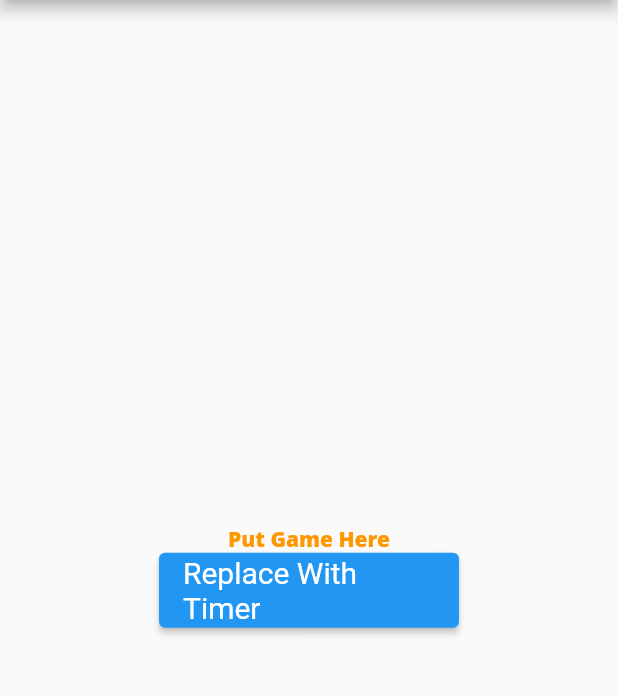
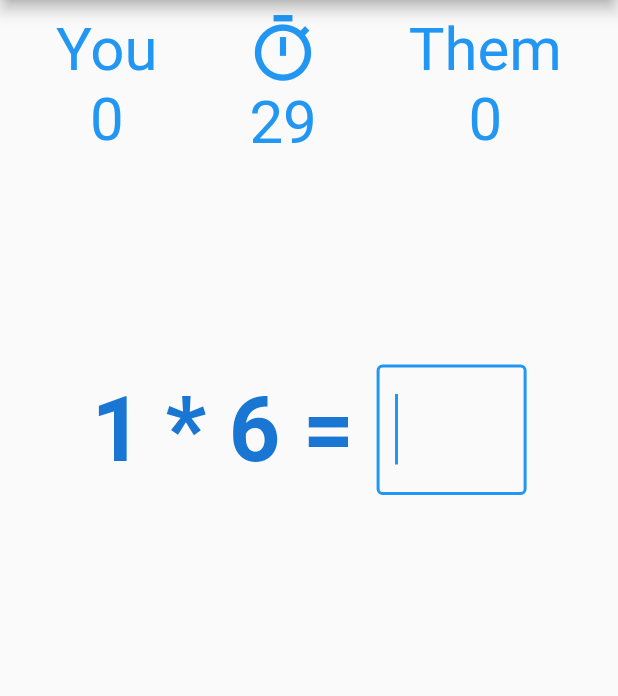
Before and after one commit to KhounborineII/MathDash, a Flutter app: the screen it shows after launch, after a tap on "Play!", on a phone screen of 412 x 824 dp, the part 84-780 px from its top. Run offline on Flutter 3.47's test engine with Material 2 defaults, Android fonts, the phone set to English and light mode, and no system bars; Roboto replaces fonts that are missing (Open Sans).

Commit message:
Added basic functionality to GameScreen
GameScreen's wireframe has been modeled; Questions can be answered and scored appropriately; Timer counts down and transitions screen when done.

Known issue: navigation is broken

```diff
--- a/lib/game_screen.dart
+++ b/lib/game_screen.dart
@@ -1,4 +1,8 @@
+import 'dart:async';
+
 import 'package:flutter/material.dart';
+import 'package:flutter/services.dart';
+import 'package:math_dash/game_core.dart';
 import 'package:math_dash/game_over_screen.dart';
 
 class GamePage extends StatefulWidget {
@@ -10,14 +14,65 @@ class GamePage extends StatefulWidget {
 
 class _GamePageState extends State<GamePage> {
 
+  // TODO: initialize these values in a constructor or initState call
+  int thisPlayerScore = 0;
+  int otherPlayerScore = 0;
+  bool isGameOver = false;
+
+  late int timeLeft;
+  late String currentQuestion;
+  late int currentAnswer;
+
+  final questionGenerator = QuestionGenerator(seed: 123);
+  final answerInputController = TextEditingController();
+  late final Timer timer;
+
   @override
   void initState() {
     super.initState();
+    timeLeft = 30;
+    timer = Timer.periodic(const Duration(seconds: 1), countdown);
+    nextQuestion();
+  }
+
+  void nextQuestion() {
+    MathProblem newProblem = questionGenerator.nextQuestion();
+    // an update message would be sent here
+    setState(() {
+      currentQuestion = newProblem.question;
+      currentAnswer = newProblem.answer;
+    });
+  }
+
+  void checkAnswer(String value) {
+    answerInputController.clear();
+    if (int.tryParse(value) == currentAnswer) {
+      thisPlayerScore++;
+      nextQuestion();
+    }
+  }
+
+  void countdown(Timer t) {
+    if (timeLeft > 0) {
+      setState(() {
+        timeLeft--;
+      });
+    } else {
+      // an end message would be sent here
+      setState(() {
+        isGameOver = true;
+      });
+      t.cancel();
+    }
   }
 
   @override
   Widget build(BuildContext context) {
-    void openGameOver() {
+
+    Color defaultBlue = Theme.of(context).primaryColor;
+    Color darkBlue = Theme.of(context).primaryColorDark;
+
+    if (isGameOver) {
       Navigator.push(
         context,
         MaterialPageRoute(
@@ -34,24 +89,110 @@ class _GamePageState extends State<GamePage> {
       ),
       body: Center(
         child: Column(
-          mainAxisAlignment: MainAxisAlignment.center,
           children: <Widget>[
-            const Text(
-              "Put Game Here",
-              style: TextStyle(
-                  color: Colors.orange,
-                  fontFamily: 'Open Sans',
-                  fontWeight: FontWeight.w900),
+            Padding(
+              padding: const EdgeInsets.all(8),
+              child: Row( // Scoreboard/timer at top of screen
+                mainAxisAlignment: MainAxisAlignment.spaceAround,
+                children: [
+                  Column( // This player's score
+                    mainAxisAlignment: MainAxisAlignment.center,
+                    children: [
+                      Text(
+                        'You',
+                        style: TextStyle(
+                          color: defaultBlue,
+                          fontSize: 40,
+                        ),
+                      ),
+                      Text(
+                        '$thisPlayerScore',
+                        style: TextStyle(
+                          color: defaultBlue,
+                          fontSize: 40,
+                        ),
+                        key: const Key('thisPlayerScoreText'),
+                      ),
+                    ],
+                  ),
+                  Column( // Timer
+                    mainAxisAlignment: MainAxisAlignment.center,
+                    children: [
+                      Icon(
+                        Icons.timer_outlined,
+                        color: defaultBlue,
+                        size: 50,
+                      ),
+                      Text(
+                        '$timeLeft',
+                        style: TextStyle(
+                          color: defaultBlue,
+                          fontSize: 40,
+                        ),
+                        key: const Key('timeLeftText'),
+                      ),
+                    ],
+                  ),
+                  Column( // Other player's score
+                    mainAxisAlignment: MainAxisAlignment.center,
+                    children: [
+                      Text(
+                        'Them',
+                        style: TextStyle(
+                          color: defaultBlue,
+                          fontSize: 40,
+                        ),
+                      ),
+                      Text(
+                        '$otherPlayerScore',
+                        style: TextStyle(
+                          color: defaultBlue,
+                          fontSize: 40,
+                        ),
+                        key: const Key('otherPlayerScoreText'),
+                      ),
+                    ],
+                  ),
+                ],
+              ),
             ),
-            SizedBox(
-                width: 200,
-                height: 50,
-                child: ElevatedButton(
-                    key: const Key("QuitButton"),
-                    onPressed: openGameOver,
-                    style: ElevatedButton.styleFrom(
-                        textStyle: const TextStyle(fontSize: 20)),
-                    child: const Text("Replace With Timer"))),
+            Padding(
+              padding: const EdgeInsets.symmetric(vertical: 130),
+              child: Row(
+                mainAxisAlignment: MainAxisAlignment.center,
+                children: [
+                  Text( // Current math question
+                    currentQuestion,
+                    style: TextStyle(
+                          color: darkBlue,
+                          fontSize: 60,
+                          fontWeight: FontWeight.bold,
+                        ),
+                    key: const Key('CurrentQuestionText'),
+                  ),
+                  SizedBox(
+                    width: 100,
+                    child: TextField(
+                      key: const Key('answerTextField'),
+                      autofocus: true,
+                      decoration: const InputDecoration(
+                        border: OutlineInputBorder(),
+                      ),
+                      style: const TextStyle(
+                        color: Colors.orange,
+                        fontSize: 40,
+                        fontWeight: FontWeight.bold,
+                      ),
+                      controller: answerInputController,
+                      keyboardType: TextInputType.number,
+                      inputFormatters: [FilteringTextInputFormatter.digitsOnly],
+                      textInputAction: TextInputAction.next,
+                      onSubmitted: checkAnswer,
+                    ),
+                  ),
+                ],
+              ),
+            ),
           ],
         ),
       ),
```
